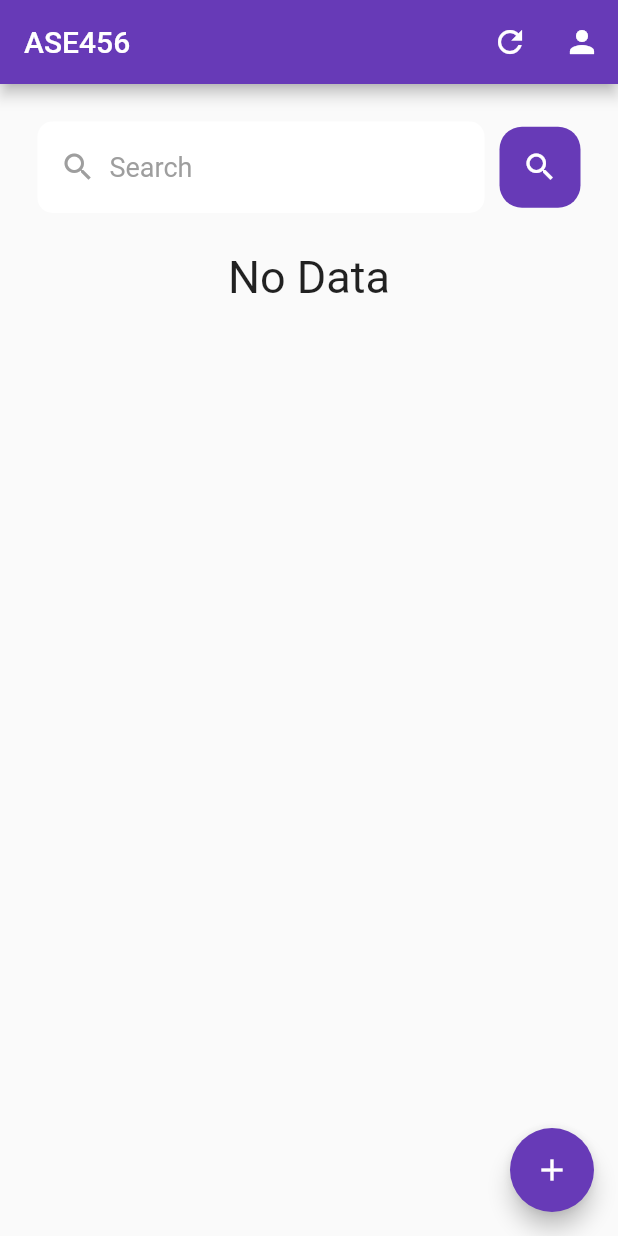
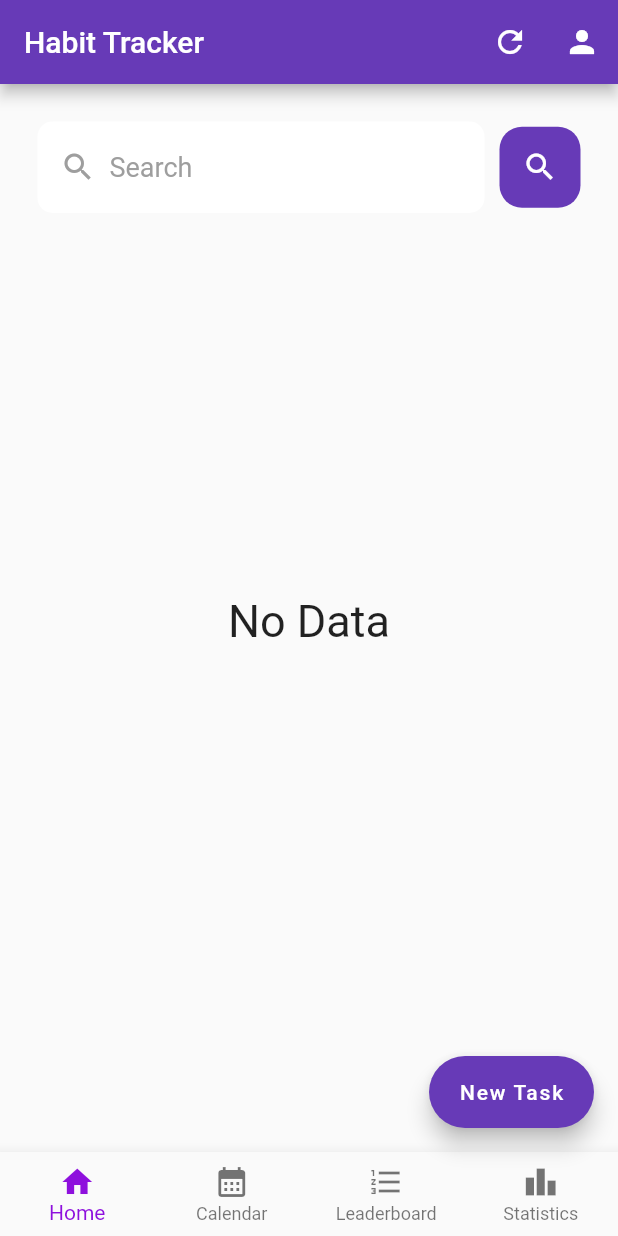
Before and after one commit to QuentinRoa1/HabitTrackerApp, a Flutter app: the screen it shows after launch, on a phone screen of 412 x 824 dp. Run offline on Flutter 3.47's test engine with Material 2 defaults, Android fonts, the phone set to English and light mode, and no system bars; our stand-ins replace hive_flutter; accounts and stored records are empty.

Commit message:
Made actually work
changed some things, ternary operators do not like being in a column, especially when there is no set height for the list view. Added a container around it to mitigate.

```diff
--- a/Front End/lib/screens/task_list_screen.dart
+++ b/Front End/lib/screens/task_list_screen.dart
@@ -1,5 +1,7 @@
 // ignore_for_file: depend_on_referenced_packages
 // TODO IMPLEMENT THIS CLASS
+
+import 'dart:math';
 
 import 'package:flutter/material.dart';
 import 'package:habit_tracker/ui/showform.dart';
@@ -23,13 +25,13 @@ class _TaskListState extends State<TaskList> {
   final String dbname;
   late var db;
   late var show;
+  int _selectedIndex = 0;
 
   _TaskListState({required this.dbname}) {
     _items = [];
     db = Database(db: dbname);
     show = ShowForm(db: db, refreshItems: _refreshItems);
   }
-
   @override
   void initState() {
     super.initState();
@@ -53,11 +55,17 @@ class _TaskListState extends State<TaskList> {
     _refreshItems();
   }
 
+  void _onItemTapped(int index) {
+    setState(() {
+      _selectedIndex = index;
+    });
+  }
+
   @override
   Widget build(BuildContext context) {
     return Scaffold(
       appBar: AppBar(
-        title: const Text('ASE456'),
+        title: const Text('Habit Tracker'),
         actions: [
           IconButton(
             icon: const Icon(Icons.refresh),
@@ -79,7 +87,10 @@ class _TaskListState extends State<TaskList> {
       body: Column(
         children: [
           SearchInput(),
-          _items.isEmpty
+          Container(
+            height: MediaQuery.of(context).size.height -
+                MediaQuery.of(context).size.height / 2.5,
+            child: _items.isEmpty
                 ? const Center(
                     child: Text(
                       'No Data',
@@ -94,12 +105,38 @@ class _TaskListState extends State<TaskList> {
                       return CardWidget(currentItem, show, deleteItem);
                     },
                   ),
+          ),
         ],
       ),
+
       // Add new item button
-      floatingActionButton: FloatingActionButton(
+      floatingActionButton: FloatingActionButton.extended(
         onPressed: () async => await show.showForm(context, null),
-        child: const Icon(Icons.add),
+        label: const Text("New Task"),
+      ),
+      bottomNavigationBar: BottomNavigationBar(
+        items: const <BottomNavigationBarItem>[
+          BottomNavigationBarItem(
+            icon: Icon(Icons.home),
+            label: 'Home',
+          ),
+          BottomNavigationBarItem(
+            icon: Icon(Icons.calendar_month),
+            label: 'Calendar',
+          ),
+          BottomNavigationBarItem(
+            icon: Icon(Icons.format_list_numbered),
+            label: 'Leaderboard',
+          ),
+          BottomNavigationBarItem(
+            icon: Icon(Icons.leaderboard),
+            label: 'Statistics',
+          ),
+        ],
+        currentIndex: _selectedIndex,
+        selectedItemColor: Color.fromARGB(255, 142, 16, 221),
+        onTap: _onItemTapped,
+        type: BottomNavigationBarType.fixed,
       ),
     );
   }
```
Lines whose indentation alone changed are shown as unchanged.
